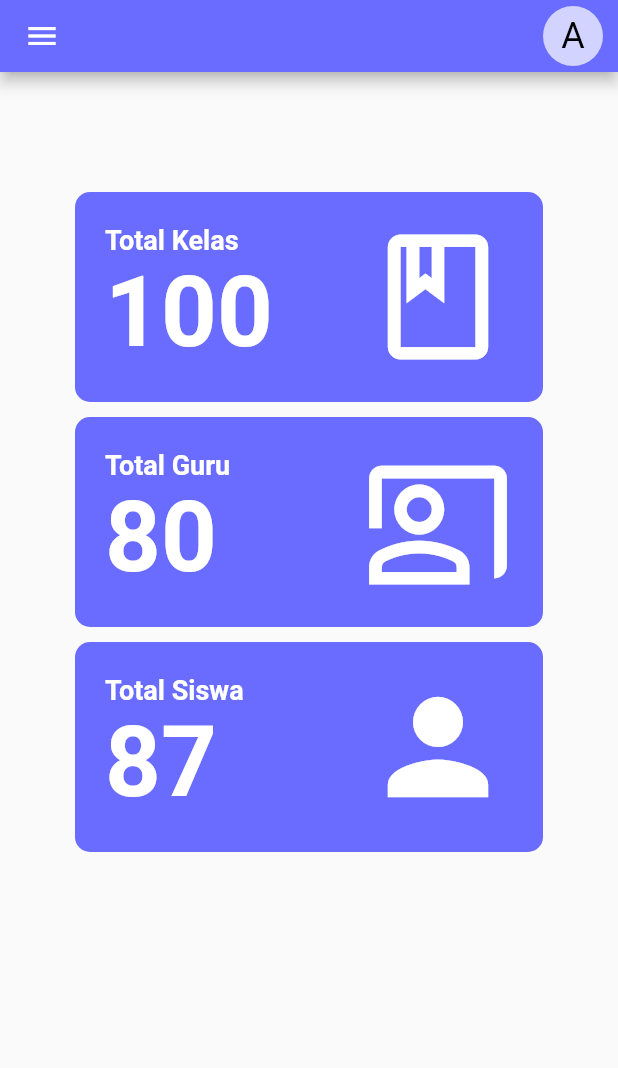
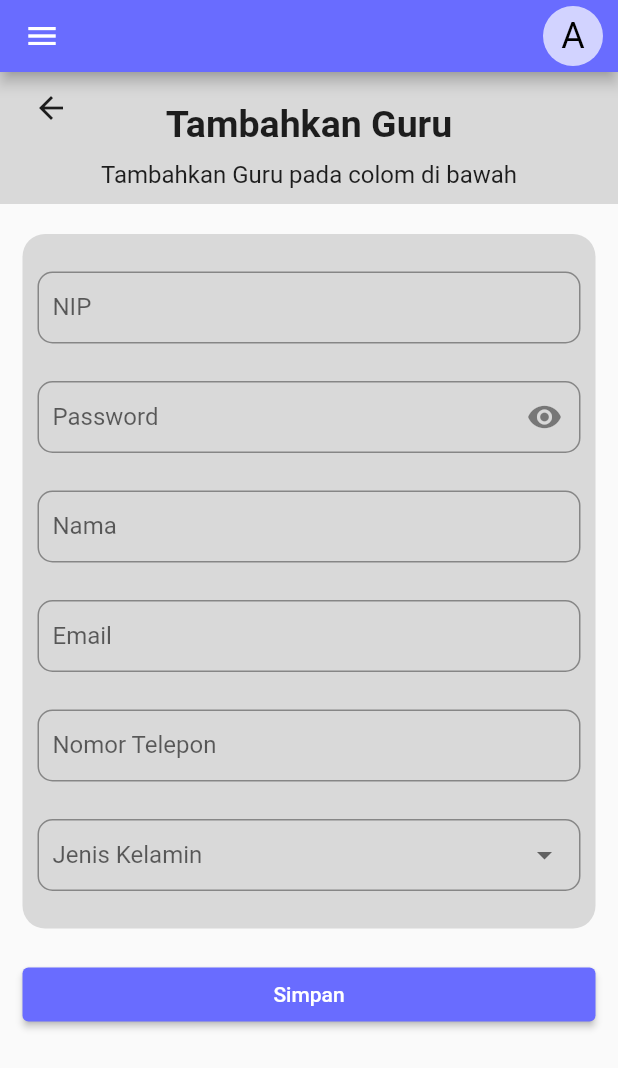
Before and after one commit to AhmadIkbalDjaya/student_attendance_mobile, a Flutter app: the screen it shows after launch, on a phone screen of 412 x 824 dp. Shown: the top 1068 px of the screen. Run offline on Flutter 3.47's test engine with Material 2 defaults, Android fonts, the phone set to English and light mode, and no system bars.

Commit message:
feat: teacher, create teacher ui

```diff
--- a/lib/components/MyAppBar.dart
+++ b/lib/components/MyAppBar.dart
@@ -9,6 +9,7 @@ class MyAppBar extends StatelessWidget implements PreferredSizeWidget {
       backgroundColor: const Color(0xFF696CFF),
       actions: const [
         CircleAvatar(
+          backgroundColor: Colors.white70,
           child: Text(
             "A",
             style: TextStyle(
@@ -16,7 +17,6 @@ class MyAppBar extends StatelessWidget implements PreferredSizeWidget {
               fontSize: 24,
             ),
           ),
-          backgroundColor: Colors.white70,
         ),
         SizedBox(width: 10),
       ],
--- a/lib/main.dart
+++ b/lib/main.dart
@@ -1,5 +1,5 @@
 import 'package:flutter/material.dart';
-import 'package:student_attendance/pages/home.dart';
+import 'package:student_attendance/pages/admin/teacher/CreateTeacher.dart';
 
 void main() => runApp(const MyApp());
 
@@ -10,7 +10,7 @@ class MyApp extends StatelessWidget {
   Widget build(BuildContext context) {
     return const MaterialApp(
       debugShowCheckedModeBanner: false,
-      home: HomePage(),
+      home: CreateTeacherPage(),
     );
   }
 }
--- /dev/null
+++ b/lib/pages/admin/teacher/CreateTeacher.dart
@@ -0,0 +1,191 @@
+import 'package:flutter/material.dart';
+import 'package:student_attendance/components/MyAppBar.dart';
+import 'package:student_attendance/components/MyDrawer.dart';
+
+class CreateTeacherPage extends StatelessWidget {
+  const CreateTeacherPage({super.key});
+
+  @override
+  Widget build(BuildContext context) {
+    return Scaffold(
+      appBar: const MyAppBar(),
+      drawer: const MyDrawer(),
+      body: Column(
+        children: [
+          Container(
+            decoration: const BoxDecoration(
+              color: Color(0xFFD9D9D9),
+            ),
+            padding:
+                const EdgeInsets.only(top: 0, bottom: 10, right: 10, left: 10),
+            width: double.infinity,
+            child: Stack(
+              alignment: Alignment.center,
+              children: [
+                const Padding(
+                  padding: EdgeInsets.only(top: 20),
+                  child: Column(
+                    children: [
+                      Text(
+                        "Tambahkan Guru",
+                        style: TextStyle(
+                          fontSize: 25,
+                          fontWeight: FontWeight.bold,
+                        ),
+                      ),
+                      SizedBox(height: 10),
+                      Text(
+                        "Tambahkan Guru pada colom di bawah",
+                        style: TextStyle(fontSize: 16),
+                      ),
+                    ],
+                  ),
+                ),
+                Positioned(
+                  top: 0,
+                  left: 0,
+                  child: IconButton(
+                    onPressed: () {},
+                    icon: const Icon(Icons.arrow_back),
+                  ),
+                ),
+              ],
+            ),
+          ),
+          Expanded(
+            child: ListView(
+              children: [
+                Container(
+                  margin: const EdgeInsets.symmetric(
+                    vertical: 20,
+                    horizontal: 15,
+                  ),
+                  padding: const EdgeInsets.symmetric(
+                    vertical: 25,
+                    horizontal: 10,
+                  ),
+                  decoration: const BoxDecoration(
+                    borderRadius: BorderRadius.all(
+                      Radius.circular(15),
+                    ),
+                    color: Color(0xFFD9D9D9),
+                  ),
+                  child: Column(
+                    children: [
+                      TextField(
+                        decoration: InputDecoration(
+                          label: const Text("NIP"),
+                          border: OutlineInputBorder(
+                            borderRadius: BorderRadius.circular(10),
+                          ),
+                          contentPadding: const EdgeInsets.symmetric(
+                            horizontal: 10,
+                            vertical: 0,
+                          ),
+                        ),
+                        textInputAction: TextInputAction.next,
+                      ),
+                      const SizedBox(height: 25),
+                      TextField(
+                        decoration: InputDecoration(
+                          label: const Text("Password"),
+                          border: OutlineInputBorder(
+                            borderRadius: BorderRadius.circular(10),
+                          ),
+                          contentPadding: const EdgeInsets.symmetric(
+                            horizontal: 10,
+                            vertical: 0,
+                          ),
+                          suffixIcon: const Icon(Icons.remove_red_eye),
+                        ),
+                        textInputAction: TextInputAction.next,
+                        obscureText: true,
+                      ),
+                      const SizedBox(height: 25),
+                      TextField(
+                        decoration: InputDecoration(
+                          label: const Text("Nama"),
+                          border: OutlineInputBorder(
+                            borderRadius: BorderRadius.circular(10),
+                          ),
+                          contentPadding: const EdgeInsets.symmetric(
+                            horizontal: 10,
+                            vertical: 0,
+                          ),
+                        ),
+                        textInputAction: TextInputAction.next,
+                      ),
+                      const SizedBox(height: 25),
+                      TextField(
+                        decoration: InputDecoration(
+                          label: const Text("Email"),
+                          border: OutlineInputBorder(
+                            borderRadius: BorderRadius.circular(10),
+                          ),
+                          contentPadding: const EdgeInsets.symmetric(
+                            horizontal: 10,
+                            vertical: 0,
+                          ),
+                        ),
+                        textInputAction: TextInputAction.next,
+                        keyboardType: TextInputType.emailAddress,
+                      ),
+                      const SizedBox(height: 25),
+                      TextField(
+                        decoration: InputDecoration(
+                          label: const Text("Nomor Telepon"),
+                          border: OutlineInputBorder(
+                            borderRadius: BorderRadius.circular(10),
+                          ),
+                          contentPadding: const EdgeInsets.symmetric(
+                            horizontal: 10,
+                            vertical: 0,
+                          ),
+                        ),
+                        textInputAction: TextInputAction.next,
+                        keyboardType: TextInputType.number,
+                      ),
+                      const SizedBox(height: 25),
+                      DropdownButtonFormField(
+                        hint: const Text("Jenis Kelamin"),
+                        items: const [
+                          DropdownMenuItem(
+                            value: "Male",
+                            child: Text("Laki-Laki"),
+                          ),
+                          DropdownMenuItem(
+                            value: "Female",
+                            child: Text("Perempuan"),
+                          ),
+                        ],
+                        onChanged: (value) {},
+                        decoration: InputDecoration(
+                          border: OutlineInputBorder(
+                            borderRadius: BorderRadius.circular(10),
+                          ),
+                          contentPadding: const EdgeInsets.symmetric(
+                            horizontal: 10,
+                          ),
+                        ),
+                      )
+                    ],
+                  ),
+                ),
+                Padding(
+                  padding: const EdgeInsets.symmetric(horizontal: 15),
+                  child: ElevatedButton(
+                    onPressed: () {},
+                    style: ElevatedButton.styleFrom(
+                      backgroundColor: const Color(0xFF696CFF),
+                    ),
+                    child: const Text("Simpan"),
+                  ),
+                ),
+              ],
+            ),
+          ),
+        ],
+      ),
+    );
+  }
+}
```
Also changed, not shown: lib/pages/admin/teacher/teacher.dart (added, +157 -0 lines), lib/pages/admin/home.dart (renamed from lib/pages/home.dart).
